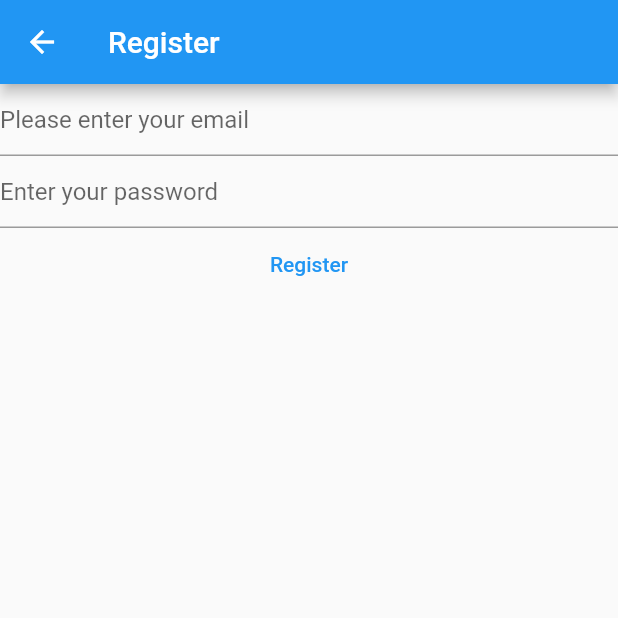
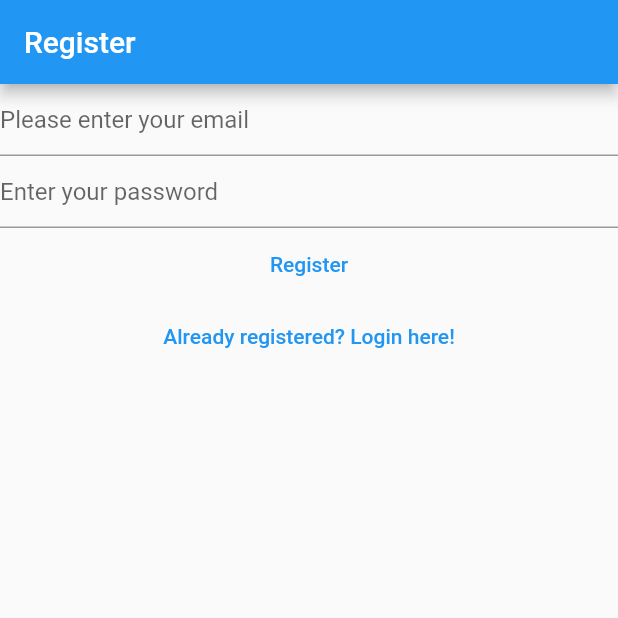
Before and after one commit to ilbullo/exercise_flutter_my_notes, a Flutter app: the RegisterView screen opened directly, on a phone screen of 412 x 824 dp, the top half of it. Run offline on Flutter 3.47's test engine with Material 2 defaults, Android fonts, the phone set to English and light mode, and no system bars; our stand-ins replace firebase_auth, firebase_core; accounts and stored records are empty.

Commit message:
created first routes

```diff
--- a/lib/views/register_view.dart
+++ b/lib/views/register_view.dart
@@ -1,7 +1,5 @@
 import 'package:firebase_auth/firebase_auth.dart';
-import 'package:firebase_core/firebase_core.dart';
 import 'package:flutter/material.dart';
-import 'package:mynotes/firebase_options.dart';
 
 class RegisterView extends StatefulWidget {
   const RegisterView({super.key});
@@ -31,33 +29,23 @@ class _RegisterViewState extends State<RegisterView> {
   @override
   Widget build(BuildContext context) {
     return Scaffold(
-      appBar: AppBar(
-        title: const Text('Register'),
-      ),
-      body: FutureBuilder(
-        future: Firebase.initializeApp(
-          options: DefaultFirebaseOptions.currentPlatform,
-        ),
-        builder: (context, snapshot) {
-          switch (snapshot.connectionState) {
-            case ConnectionState.done:
-              return Column(
+      appBar: AppBar(title: const Text('Register')),
+      body: Column(
         children: [
           TextField(
             controller: _email,
             enableSuggestions: false,
             autocorrect: false,
             keyboardType: TextInputType.emailAddress,
-                    decoration: const InputDecoration(
-                        hintText: 'Please enter your email'),
+            decoration:
+                const InputDecoration(hintText: 'Please enter your email'),
           ),
           TextField(
             controller: _password,
             obscureText: true,
             enableSuggestions: false,
             autocorrect: false,
-                    decoration:
-                        const InputDecoration(hintText: 'Enter your password'),
+            decoration: const InputDecoration(hintText: 'Enter your password'),
           ),
           TextButton(
             onPressed: () async {
@@ -78,13 +66,14 @@ class _RegisterViewState extends State<RegisterView> {
               }
             },
             child: const Text('Register'),
-                  )
+          ),
+          TextButton(
+              onPressed: () {
+                Navigator.of(context)
+                    .pushNamedAndRemoveUntil('/login/', (route) => false);
+              },
+              child: const Text('Already registered? Login here!'))
         ],
-              );
-            default:
-              return const Text('Loading...');
-          }
-        },
       ),
     );
   }
```
Also changed, not shown: lib/main.dart (+17 -14 lines), lib/views/login_view.dart (+13 -24 lines), lib/views/user_view.dart (added, +28 -0 lines), lib/views/verify_email_view.dart (added, +27 -0 lines). Lines whose indentation alone changed are shown as unchanged.
